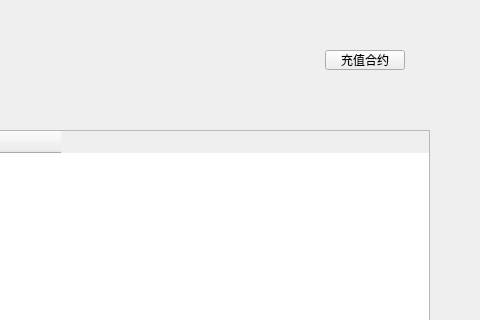
Old version of the form exchange/contractbalancewidget.ui in the repository HcashOrg/hx-indicator; both pictures show x 290 to 770 and y 0 to 320 of the 770 by 530 pixel window.
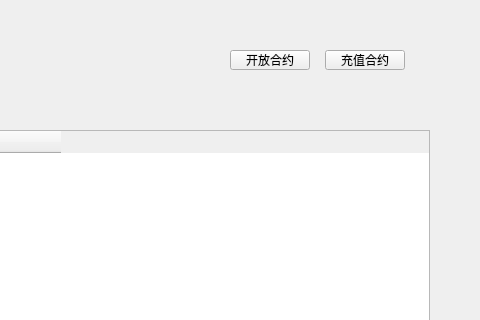
New version of the form.

What changed in the file:
```diff
--- a/exchange/contractbalancewidget.ui
+++ b/exchange/contractbalancewidget.ui
@@ -120,6 +120,22 @@
     <set>Qt::LinksAccessibleByMouse|Qt::TextSelectableByMouse</set>
    </property>
   </widget>
+  <widget class="QToolButton" name="openForUsersBtn">
+   <property name="geometry">
+    <rect>
+     <x>520</x>
+     <y>50</y>
+     <width>80</width>
+     <height>20</height>
+    </rect>
+   </property>
+   <property name="cursor">
+    <cursorShape>PointingHandCursor</cursorShape>
+   </property>
+   <property name="text">
+    <string>开放合约</string>
+   </property>
+  </widget>
  </widget>
  <resources/>
  <connections/>
```
